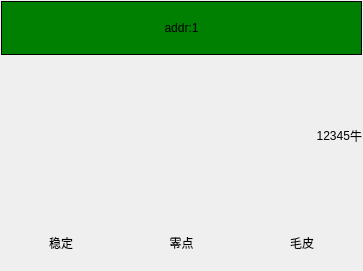
This is devwidget.ui in byteman/WFace as Qt 5 draws it before an edit. The edited form follows.
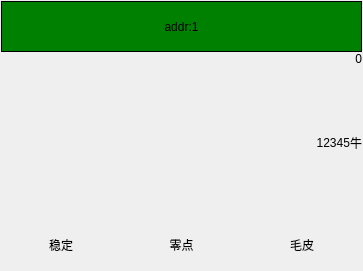
This is the edited form.

The edit to the form file:
```diff
--- a/devwidget.ui
+++ b/devwidget.ui
@@ -21,7 +21,7 @@
 	border:1px solid red
 }</string>
   </property>
-  <layout class="QVBoxLayout" name="verticalLayout" stretch="1,3,1">
+  <layout class="QVBoxLayout" name="verticalLayout" stretch="1,0,3,1">
    <property name="spacing">
     <number>0</number>
    </property>
@@ -56,6 +56,16 @@
      </property>
     </widget>
    </item>
+   <item>
+    <widget class="QLabel" name="lbl_still_time">
+     <property name="text">
+      <string>0</string>
+     </property>
+     <property name="alignment">
+      <set>Qt::AlignRight|Qt::AlignTrailing|Qt::AlignVCenter</set>
+     </property>
+    </widget>
+   </item>
    <item>
     <layout class="QHBoxLayout" name="horizontalLayout_2">
      <property name="rightMargin">
```
